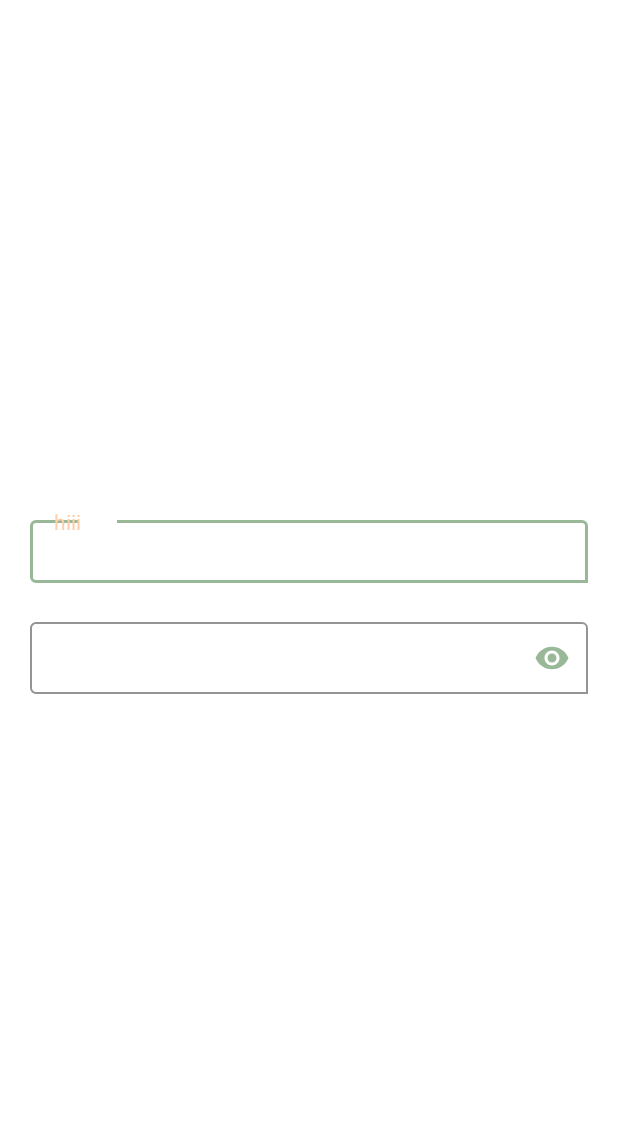
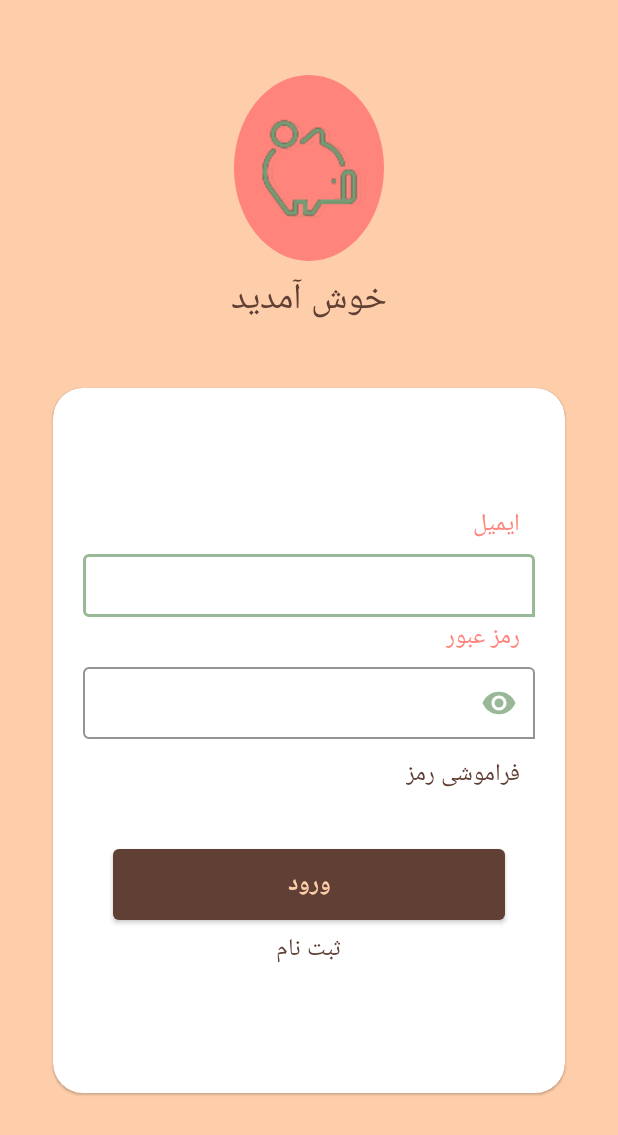
Before and after one commit to saharkh99/PiggyBank, an Android app: the screen it shows after launch (MainActivity), on a phone screen of 412 x 824 dp. Shown: the top 1135 px of the screen. Run offline under Robolectric (Android 15) with nearby library versions, the light colour scheme and no system bars.

Commit message:
lgn cmnt

```diff
--- a/app/build.gradle
+++ b/app/build.gradle
@@ -25,6 +25,8 @@ dependencies {
     implementation 'androidx.appcompat:appcompat:1.1.0'
     implementation 'androidx.constraintlayout:constraintlayout:1.1.3'
     testImplementation 'junit:junit:4.12'
+    implementation 'androidx.recyclerview:recyclerview:1.2.0-alpha03'
+    implementation 'androidx.cardview:cardview:1.0.0'
     androidTestImplementation 'androidx.test.ext:junit:1.1.1'
     androidTestImplementation 'androidx.test.espresso:espresso-core:3.2.0'
     implementation 'io.github.inflationx:calligraphy3:3.1.1'
--- /dev/null
+++ b/app/src/main/res/drawable/circle.xml
@@ -0,0 +1,13 @@
+<?xml version="1.0" encoding="utf-8"?>
+<layer-list xmlns:android="http://schemas.android.com/apk/res/android">
+
+    <item
+        android:left="0dp"
+        android:right="0dp"
+        android:top="0dp"
+        android:bottom="0dp">
+        <shape android:shape="oval">
+            <solid android:color="@color/colorPrimaryDark"/>
+        </shape>
+    </item>
+</layer-list>
--- /dev/null
+++ b/app/src/main/res/drawable/curve.xml
@@ -0,0 +1,30 @@
+<?xml version="1.0" encoding="utf-8"?>
+<layer-list xmlns:android="http://schemas.android.com/apk/res/android">
+    <item
+        android:height="40dp"
+        android:gravity="bottom">
+        <shape android:shape="rectangle">
+            <solid android:color="@color/design_default_color_surface" />
+        </shape>
+    </item>
+    <item
+        android:width="500dp"
+        android:height="60dp"
+        android:gravity="bottom|center_horizontal"
+        android:top="-40dp">
+        <shape android:shape="oval">
+            <solid android:color="@color/colorPrimaryDark" />
+        </shape>
+    </item>
+    <item
+        android:height="30dp"
+        android:bottom="30dp"
+        android:gravity="bottom">
+        <shape android:shape="rectangle">
+            <solid android:color="@color/colorPrimaryDark" />
+        </shape>
+
+    </item>
+
+
+</layer-list>
--- a/app/src/main/res/layout/activity_main.xml
+++ b/app/src/main/res/layout/activity_main.xml
@@ -4,37 +4,88 @@
     xmlns:tools="http://schemas.android.com/tools"
     android:layout_width="match_parent"
     android:orientation="vertical"
+    android:layout_gravity="center"
+    android:paddingTop="50dp"
+    android:background="@color/colorPrimary"
     android:layout_height="match_parent"
+    android:weightSum="16"
     tools:context=".MainActivity">
-
-
     <LinearLayout
+        android:layout_width="wrap_content"
+        android:layout_height="wrap_content"
+        android:layout_gravity="center"
+        android:layout_weight="3"
+        android:weightSum="3"
+        android:orientation="vertical">
+<ImageView
+    android:layout_width="100dp"
+    android:layout_height="100dp"
+    android:layout_weight="2"
+    android:layout_gravity="center"
+    android:layout_marginBottom="@dimen/normal_margin"
+    android:src="@drawable/walletlogo"
+    android:background="@drawable/circle"/>
+    <TextView
+        android:layout_width="wrap_content"
+        android:layout_height="wrap_content"
+        android:layout_weight="0.5"
+        android:textSize="@dimen/title"
+        android:textColor="@color/brown_box"
+        android:layout_gravity="center"
+        android:text="@string/string_welcom"/>
+    </LinearLayout>
+    <com.google.android.material.card.MaterialCardView
         android:layout_width="match_parent"
-        android:layout_height="0dp"
-        android:layout_weight="1"
-        android:gravity="center"
-        android:orientation="vertical">
-
+        android:layout_height="wrap_content"
+        android:layout_weight="8.5"
+        android:layout_marginTop="25dp"
+        android:layout_marginRight="35dp"
+        android:layout_marginLeft="35dp"
+        android:layout_marginBottom="40dp"
+        android:padding="@dimen/large_padding"
+        android:layout_gravity="center"
+        android:elevation="@dimen/cardview_default_elevation"
+        app:cardCornerRadius="@dimen/xlarge_margin"
+        >
+        <LinearLayout
+            android:layout_width="match_parent"
+            android:layout_height="wrap_content"
+            android:layout_gravity="center"
+            android:layout_margin="@dimen/xlarge_margin"
+            android:orientation="vertical">
+        <TextView
+            android:layout_width="wrap_content"
+            android:layout_height="wrap_content"
+            android:textSize="@dimen/text_size"
+            android:text="@string/string_email"
+            android:layout_gravity="right"
+            android:textColor="@color/colorPrimaryDark"
+            android:layout_marginTop="@dimen/normal_margin"
+            android:paddingRight="@dimen/large_padding"/>
         <com.google.android.material.textfield.TextInputLayout
             style="@style/editStyle"
             android:layout_width="match_parent"
             android:layout_height="wrap_content"
-            android:hint="hiii"
             app:hintTextAppearance="@style/hint_style"
             >
-
             <com.google.android.material.textfield.TextInputEditText
                 android:id="@+id/et_username"
                 android:layout_width="match_parent"
                 android:layout_height="match_parent"
                 android:inputType="textEmailAddress"
-                android:layout_margin="@dimen/xlarge_margin"
                 android:padding="@dimen/large_padding"
                 android:singleLine="true"
                 android:imeOptions="actionNext"
                 android:textSize="@dimen/text_size" />
         </com.google.android.material.textfield.TextInputLayout>
-
+        <TextView
+            android:layout_width="wrap_content"
+            android:layout_height="wrap_content"
+            android:textSize="@dimen/text_size"
+            android:text="@string/string_password"
+            android:layout_gravity="right"
+            android:textColor="@color/colorPrimaryDark"
+            android:paddingRight="@dimen/large_padding"/>
         <com.google.android.material.textfield.TextInputLayout
             style="@style/editStyle"
             android:layout_width="match_parent"
@@ -46,12 +97,46 @@
                 android:id="@+id/et_password"
                 android:layout_width="match_parent"
                 android:layout_height="match_parent"
-                android:layout_margin="@dimen/xlarge_margin"
                 android:inputType="textPassword"
                 android:padding="@dimen/large_padding"
                 android:singleLine="true"
                 android:imeOptions="actionNext"
                 android:textSize="@dimen/text_size" />
         </com.google.android.material.textfield.TextInputLayout>
+            <TextView
+                android:layout_width="wrap_content"
+                android:layout_height="wrap_content"
+                android:layout_marginBottom="@dimen/xlarge_margin"
+                android:textSize="@dimen/text_size"
+                android:textColor="@color/brown_box"
+                android:layout_gravity="right"
+                android:padding="@dimen/large_padding"
+                android:text="@string/string_forgot_password"
+                android:clickable="true"/>
+    <com.google.android.material.button.MaterialButton
+        android:id="@+id/btn_login"
+        android:layout_width="match_parent"
+        android:layout_height="wrap_content"
+        android:layout_gravity="center"
+        app:backgroundTint="@color/brown_box"
+        android:layout_marginLeft="@dimen/xlarge_margin"
+        android:layout_marginRight="@dimen/xlarge_margin"
+        android:textColor="@color/colorPrimary"
+        android:textSize="@dimen/text_size"
+        android:padding="@dimen/large_padding"
+        android:text="@string/string_login"
+        android:textStyle="bold" />
+
+      <TextView
+          android:layout_width="wrap_content"
+          android:layout_height="wrap_content"
+          android:textColor="@color/brown_box"
+          android:textSize="@dimen/text_size"
+          android:layout_gravity="center"
+          android:clickable="true"
+          android:layout_marginBottom="@dimen/large_margin"
+          android:text="@string/string_sign_up"/>
+
     </LinearLayout>
+    </com.google.android.material.card.MaterialCardView>
 </LinearLayout>
--- a/app/src/main/res/values/dimens.xml
+++ b/app/src/main/res/values/dimens.xml
@@ -7,4 +7,5 @@
     <dimen name="xlarge_margin">20dp</dimen>
     <dimen name="large_padding">10dp</dimen>
     <dimen name="text_size">16dp</dimen>
+    <dimen name="title">24dp</dimen>
 </resources>
--- a/app/src/main/res/values/strings.xml
+++ b/app/src/main/res/values/strings.xml
@@ -1,3 +1,9 @@
 <resources>
     <string name="app_name">PiggyBank</string>
+    <string name="string_email">ایمیل</string>
+    <string name="string_password">رمز عبور</string>
+    <string name="string_login">ورود</string>
+    <string name="string_forgot_password">فراموشی رمز</string>
+    <string name="string_sign_up">ثبت نام</string>
+    <string name="string_welcom">خوش آمدید</string>
 </resources>
```
Also changed, not shown: app/src/main/res/drawable/walletlogo.png (added).
